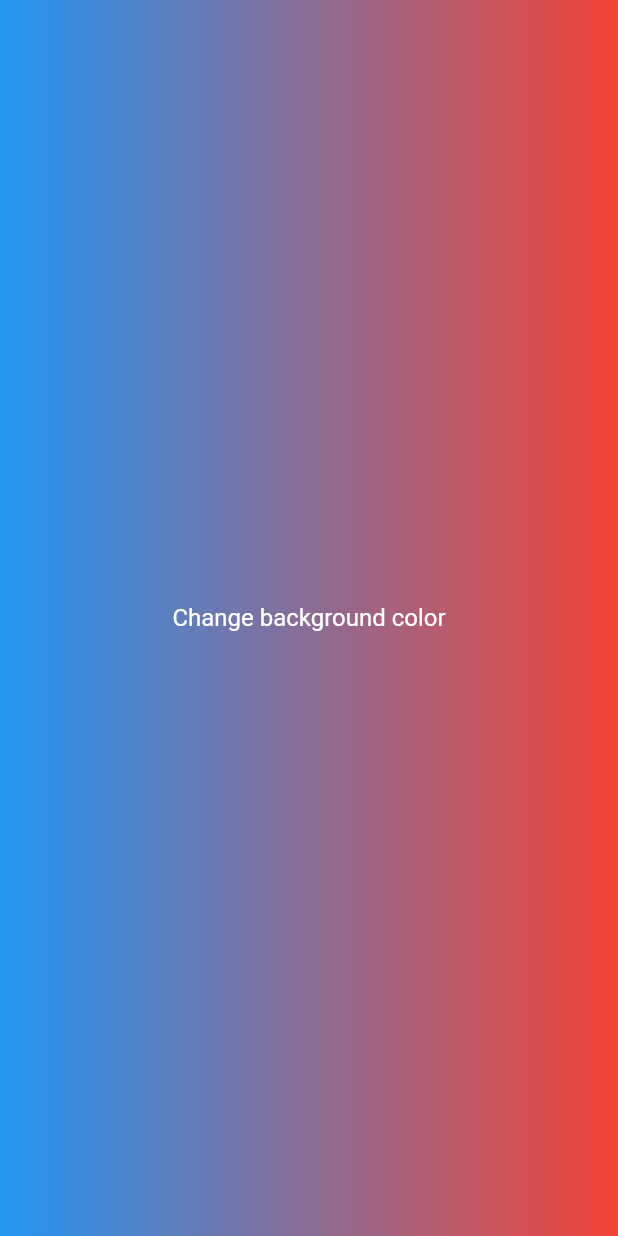
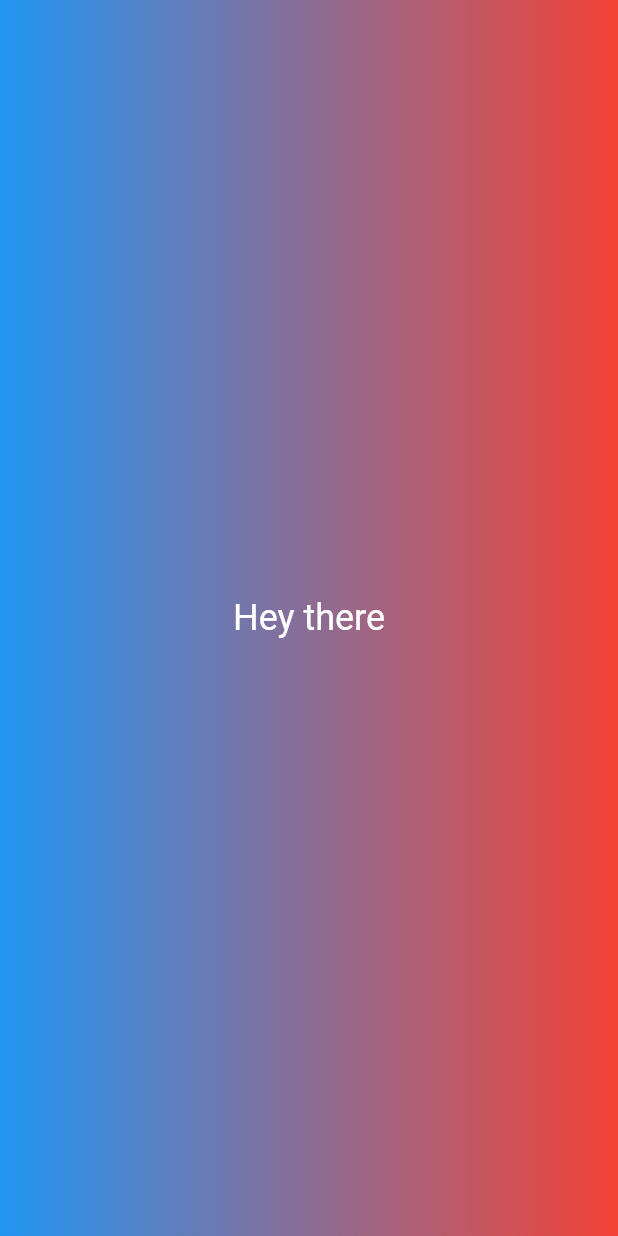
Before and after one commit to Mykola15/flutter_test_task, a Flutter app: the screen it shows after launch, on a phone screen of 412 x 824 dp. Run offline on Flutter 3.47's test engine with Material 2 defaults, Android fonts, the phone set to English and light mode, and no system bars.

Commit message:
change text in the middle

```diff
--- a/lib/main.dart
+++ b/lib/main.dart
@@ -50,8 +50,8 @@ class _MyHomepageState extends State<MyHomepage> {
                 colors: [_colors[begin_index], _colors[end_index]]),
           ),
           child: Center(
-            child: Text("Change background color",
-                style: TextStyle(color: Colors.white,fontSize: 16.0)),
+            child: Text("Hey there",
+                style: TextStyle(color: Colors.white,fontSize: 24.0)),
           ),
         ),
       ),
```
